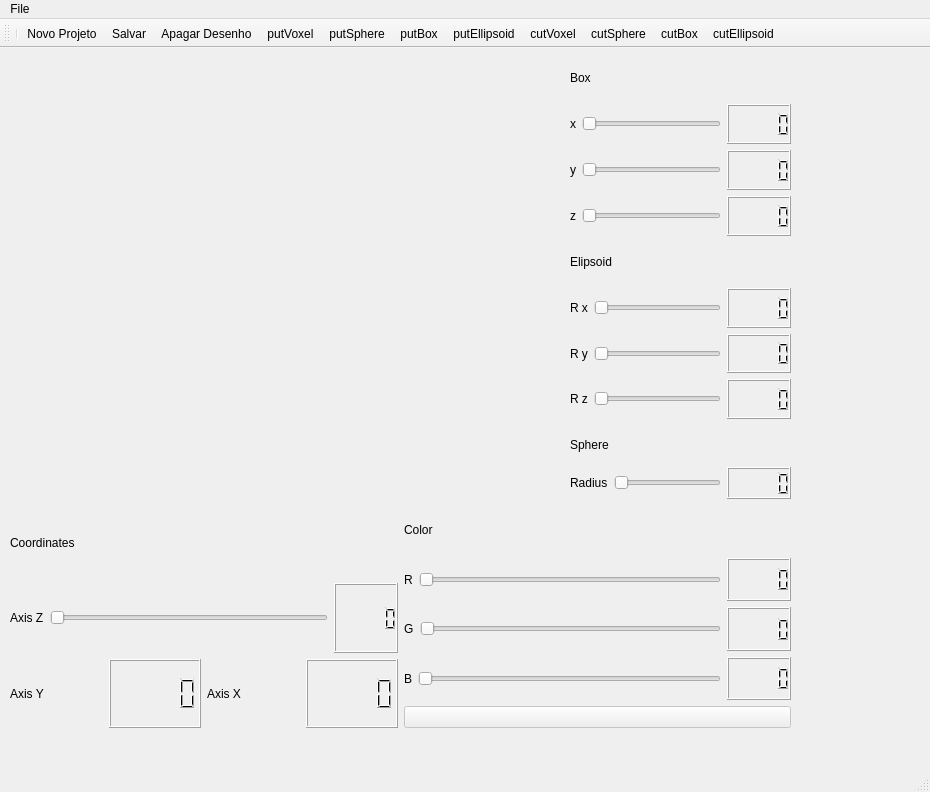
First picture: the form in sculptor-3d-app/mainwindow.ui, repository dayanakaroline9/Escultor_3D_QT, before the edit.
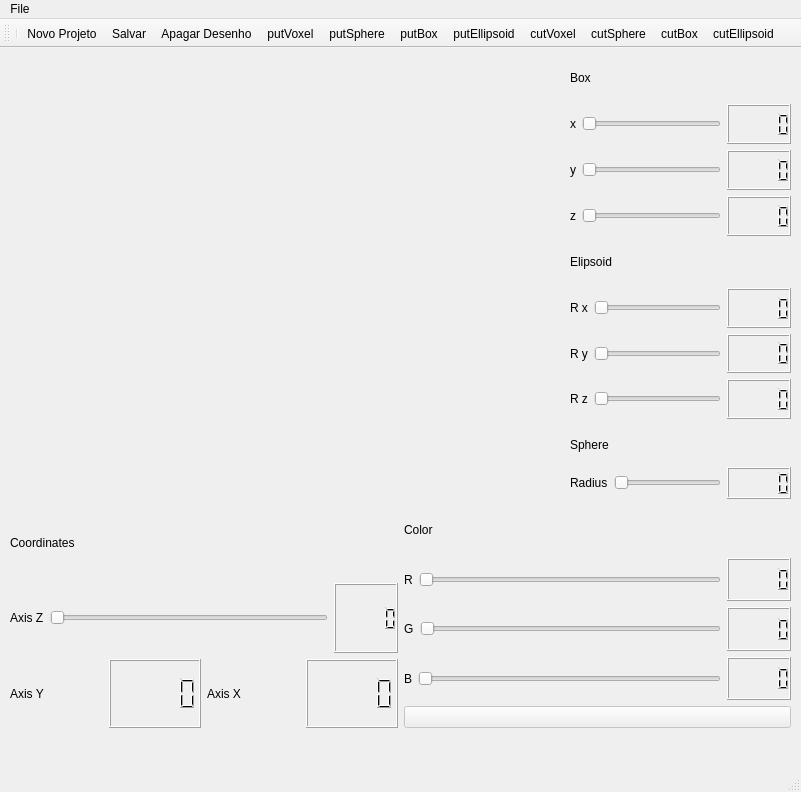
Second picture: the form after the edit. Icons and pictures are not drawn. Custom widgets are drawn as their Qt base class.

```diff
--- a/sculptor-3d-app/mainwindow.ui
+++ b/sculptor-3d-app/mainwindow.ui
@@ -6,7 +6,7 @@
    <rect>
     <x>0</x>
     <y>0</y>
-    <width>930</width>
+    <width>801</width>
     <height>792</height>
    </rect>
   </property>
@@ -429,8 +429,8 @@
     <rect>
      <x>0</x>
      <y>0</y>
-     <width>930</width>
-     <height>32</height>
+     <width>801</width>
+     <height>22</height>
     </rect>
    </property>
    <widget class="QMenu" name="menuFile">
```
